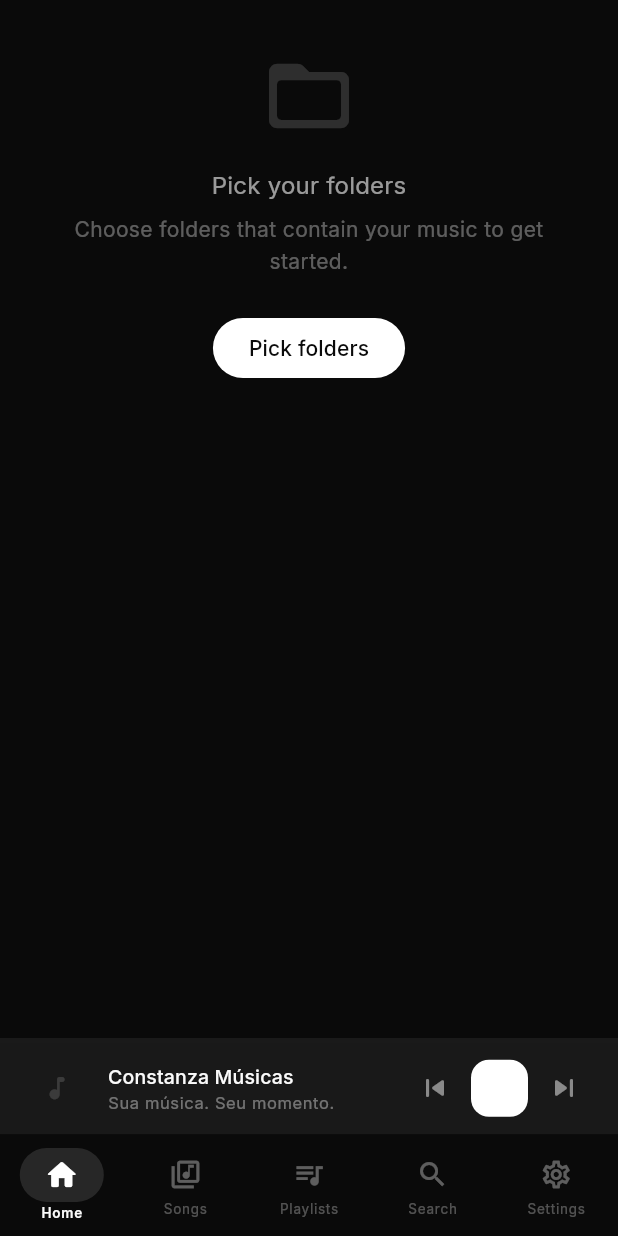
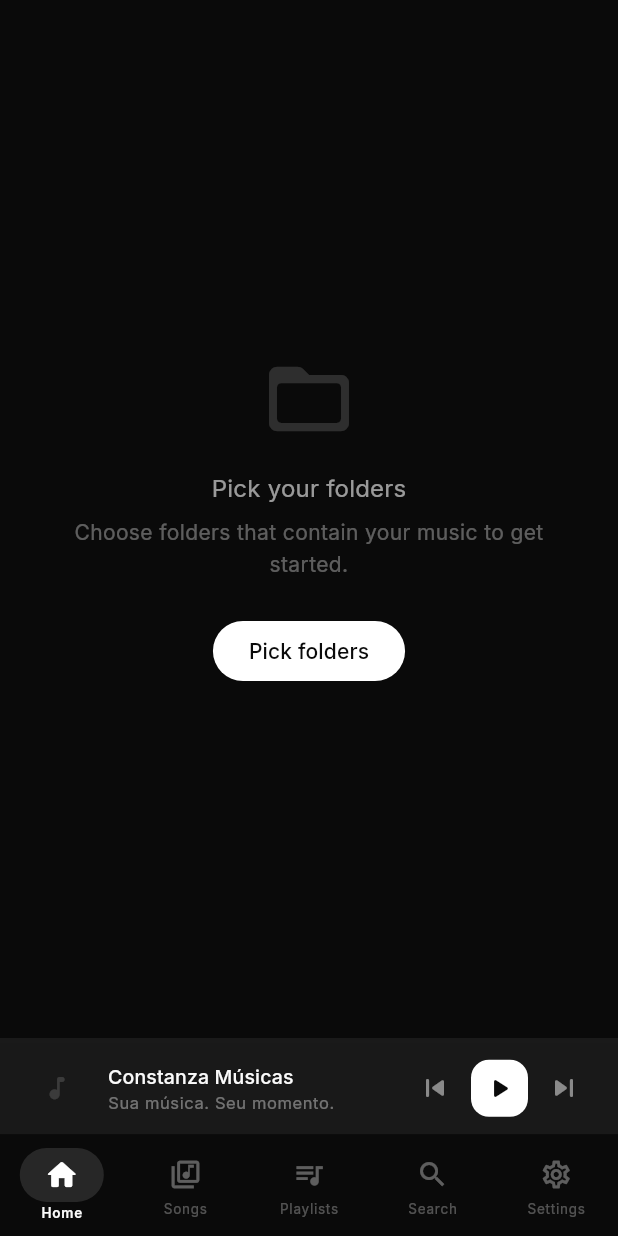
Before and after one commit to Elcidio-oficial/constanza-player, a Flutter app: the screen it shows after launch, on a phone screen of 412 x 824 dp. Run offline on Flutter 3.47's test engine with Material 3 defaults, Android fonts, the phone set to English and light mode, and no system bars; our stand-ins replace audio_service, cached_network_image, equatable, file_picker, flutter_animate, flutter_riverpod and 8 more; missing offline and left inert: audio_session, audiotags, just_audio_media_kit, smtc_windows, window_manager; generated files the repository leaves out were written again.

Commit message:
fix(windows): build com Visual Studio 18 e ajustes de layout no desktop
- CMake: silenciar STL1011 (coroutines experimentais) do permission_handler_windows
- CMake: extrair as DLLs de audiotags e smtc_windows pelo caminho real,
  porque o CMake 4 recusa extrair através de .plugin_symlinks
- Home: centralizar os estados vazios em janelas largas
- Mini player: ícone de play invisível sem capa (branco sobre branco)

Co-Authored-By: Claude Opus 5.5 <noreply@anthropic.com>

```diff
--- a/lib/presentation/pages/home/home_page.dart
+++ b/lib/presentation/pages/home/home_page.dart
@@ -130,7 +130,8 @@ class HomePage extends ConsumerWidget {
     }
 
     if (libraryState.status == LibraryStatus.noPermission) {
-      return SingleChildScrollView(
+      return Center(
+        child: SingleChildScrollView(
           padding: const EdgeInsets.all(AppSpacing.xl),
           child: Column(
             mainAxisSize: MainAxisSize.min,
@@ -164,11 +165,13 @@ class HomePage extends ConsumerWidget {
               ),
             ],
           ),
+        ),
       );
     }
 
     if (libraryState.status == LibraryStatus.needsFolderSetup) {
-      return SingleChildScrollView(
+      return Center(
+        child: SingleChildScrollView(
           padding: const EdgeInsets.all(AppSpacing.xl),
           child: Column(
             mainAxisSize: MainAxisSize.min,
@@ -201,12 +204,14 @@ class HomePage extends ConsumerWidget {
               ),
             ],
           ),
+        ),
       );
     }
 
     if (libraryState.status == LibraryStatus.empty ||
         (!libraryState.isLoading && songs.isEmpty)) {
-      return SingleChildScrollView(
+      return Center(
+        child: SingleChildScrollView(
           padding: const EdgeInsets.all(AppSpacing.xl),
           child: Column(
             mainAxisSize: MainAxisSize.min,
@@ -238,6 +243,7 @@ class HomePage extends ConsumerWidget {
                 child: Text(AppLocalizations.of(context).settingsRescan),
               ),
             ],
+          ),
         ),
       );
     }
--- a/lib/presentation/widgets/mini_player/mini_player.dart
+++ b/lib/presentation/widgets/mini_player/mini_player.dart
@@ -271,7 +271,8 @@ class _MiniPlayPause extends ConsumerWidget {
         ),
         child: Icon(
           isPlaying ? Icons.pause_rounded : Icons.play_arrow_rounded,
-          color: Colors.white,
+          // Sem capa o fundo é colors.primary (branco no tema escuro).
+          color: artworkColor != null ? Colors.white : colors.onPrimary,
           size: 22,
         ),
       ),
```
Also changed, not shown: 1 other file. Lines whose indentation alone changed are shown as unchanged.
